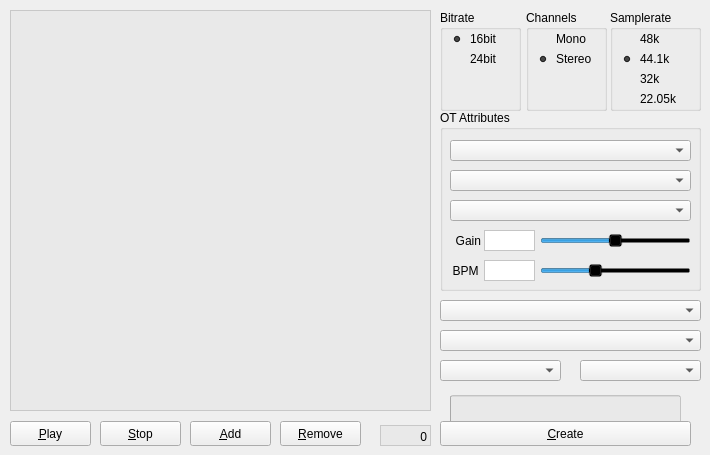
First picture: the form in tabmegabreakwidget.ui, repository KaiDrange/OctaChainer, before the edit.
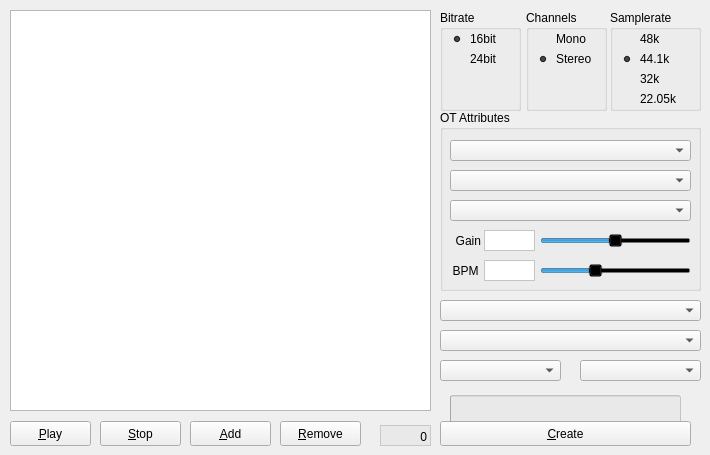
Second picture: the form after the edit.

Commit message: Remove style sheets on sample lists

Patch:
```diff
--- a/tabmegabreakwidget.ui
+++ b/tabmegabreakwidget.ui
@@ -35,10 +35,6 @@
    <property name="acceptDrops">
     <bool>true</bool>
    </property>
-   <property name="styleSheet">
-    <string notr="true">background-color: rgba(230, 230, 230, 150);
-selection-background-color: rgb(170, 170, 127);</string>
-   </property>
    <property name="editTriggers">
     <set>QAbstractItemView::EditKeyPressed</set>
    </property>
```
The commit also changes 2 other files.
